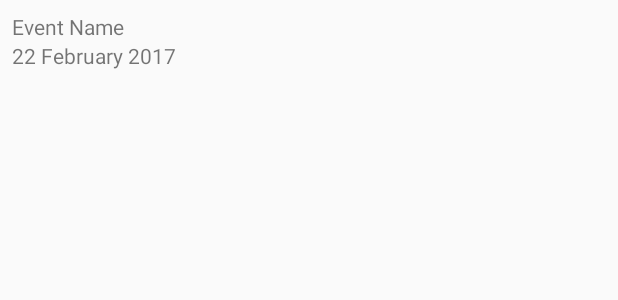
After one commit to JulienArzul/BaseMVP, an Android app: the layout item_event.xml on its own in the app's theme, with its tools: preview values and no code run, on a phone screen of 412 x 824 dp. The commit adds this screen. Shown: the top 300 px of the screen. Run offline under Robolectric (Android 15) with nearby library versions, the phone set to English and light mode, and no system bars.

Commit message:
Feat:(Sample - Event List) Displays events in a recycler view

```diff
--- a/sample/build.gradle
+++ b/sample/build.gradle
@@ -26,6 +26,7 @@ dependencies {
     compile project(":basemvp")
 
     compile "com.android.support:appcompat-v7:$rootProject.ext.supportVersion"
+    compile "com.android.support:recyclerview-v7:$rootProject.ext.supportVersion"
 
     testCompile "junit:junit:$rootProject.ext.junitVersion"
     androidTestCompile("com.android.support.test.espresso:espresso-core:$rootProject.ext.espressoVersion", {
--- a/sample/src/main/res/layout/activity_event_list.xml
+++ b/sample/src/main/res/layout/activity_event_list.xml
@@ -3,4 +3,9 @@
              android:layout_width="match_parent"
              android:layout_height="match_parent">
 
+    <android.support.v7.widget.RecyclerView
+        android:id="@+id/event_list_recyclerview"
+        android:layout_width="match_parent"
+        android:layout_height="match_parent"/>
+
 </FrameLayout>
--- /dev/null
+++ b/sample/src/main/res/layout/item_event.xml
@@ -0,0 +1,21 @@
+<?xml version="1.0" encoding="utf-8"?>
+<LinearLayout xmlns:android="http://schemas.android.com/apk/res/android"
+              xmlns:tools="http://schemas.android.com/tools"
+              android:layout_width="match_parent"
+              android:layout_height="wrap_content"
+              android:orientation="vertical"
+              android:padding="8dp">
+
+    <TextView
+        android:id="@+id/event_name_textview"
+        android:layout_width="match_parent"
+        android:layout_height="wrap_content"
+        tools:text="Event Name"/>
+
+    <TextView
+        android:id="@+id/event_date_textview"
+        android:layout_width="match_parent"
+        android:layout_height="wrap_content"
+        tools:text="22 February 2017"/>
+
+</LinearLayout>
```
Also changed, not shown: sample/src/main/java/com/julienarzul/basemvp/sample/ui/eventList/EventListActivity.java (+11 -1 lines), sample/src/main/java/com/julienarzul/basemvp/sample/ui/eventList/EventListAdapter.java (added, +50 -0 lines), sample/src/main/java/com/julienarzul/basemvp/sample/ui/eventList/EventListItemViewHolder.java (added, +45 -0 lines).
